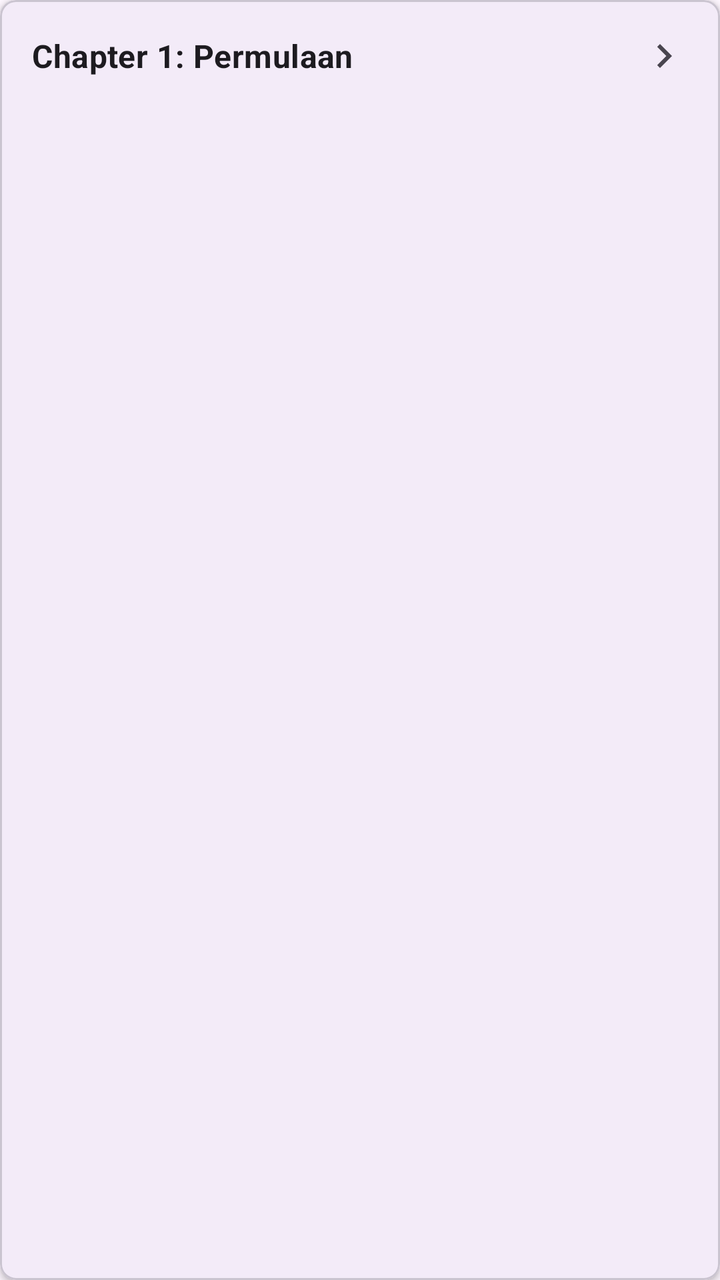
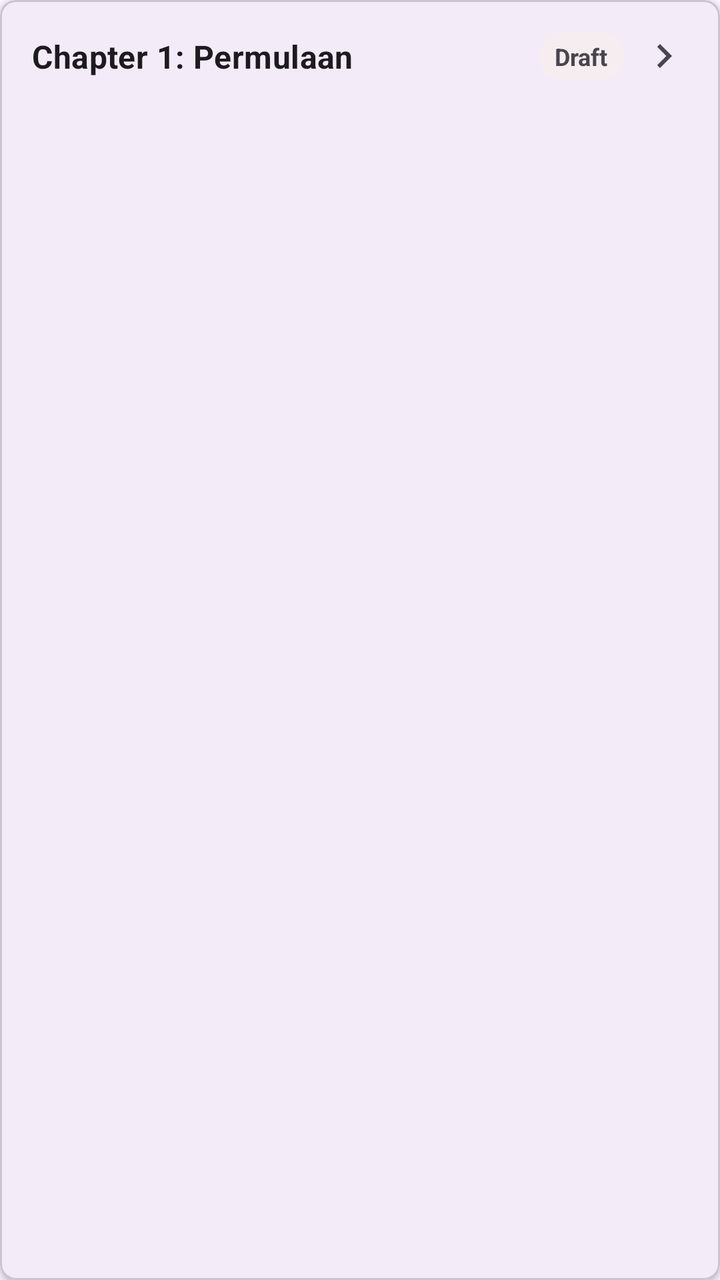

Compare the two renders of this Android layout. The source of the first and the diff that turns it into the second are given below.
<!-- AndroidManifest.xml: application theme Theme.MyKisah -->
<!-- res/layout/item_chapter.xml -->
<?xml version="1.0" encoding="utf-8"?>
<com.google.android.material.card.MaterialCardView
    xmlns:android="http://schemas.android.com/apk/res/android"
    android:layout_width="match_parent"
    android:layout_height="wrap_content"
    xmlns:app="http://schemas.android.com/apk/res-auto"
    android:layout_marginVertical="4dp"
    android:layout_marginHorizontal="8dp"
    app:cardCornerRadius="8dp"
    app:cardElevation="2dp">

    <LinearLayout
        android:layout_width="match_parent"
        android:layout_height="wrap_content"
        android:orientation="horizontal"
        android:padding="16dp"
        android:gravity="center_vertical">

        <TextView
            android:id="@+id/tv_chapter_title"
            android:layout_width="0dp"
            android:layout_height="wrap_content"
            android:layout_weight="1"
            android:text="Chapter 1: Permulaan"
            android:textAppearance="?attr/textAppearanceSubtitle1"
            android:textStyle="bold" />

        <ImageView
            android:layout_width="wrap_content"
            android:layout_height="wrap_content"
            android:src="@drawable/ic_baseline_chevron_right_24"
            app:tint="?attr/colorControlNormal"/>
    </LinearLayout>
</com.google.android.material.card.MaterialCardView>
<!-- resources referenced by this layout -->
<resources>
  <!-- drawable ic_baseline_chevron_right_24 (drawable) -->
  <vector xmlns:android="http://schemas.android.com/apk/res/android"
      android:width="24dp"
      android:height="24dp"
      android:viewportWidth="24"
      android:viewportHeight="24">
        
      <path android:fillColor="@android:color/white" android:pathData="M10,6L8.59,7.41 13.17,12l-4.58,4.59L10,18l6,-6z"/>
      
  </vector>
  <style name="Theme.MyKisah" parent="Base.Theme.MyKisah" />
  <style name="Base.Theme.MyKisah" parent="Theme.Material3.DayNight.NoActionBar">
          
          
      </style>
</resources>

<!-- the commit's change to res/layout/item_chapter.xml (unified diff, before → after) -->
@@ -25,6 +25,20 @@
             android:textAppearance="?attr/textAppearanceSubtitle1"
             android:textStyle="bold" />
 
+        <TextView
+            android:id="@+id/tv_chapter_status"
+            android:layout_width="wrap_content"
+            android:layout_height="wrap_content"
+            android:text="Draft"
+            android:textSize="12sp"
+            android:textStyle="bold"
+            android:paddingStart="8dp"
+            android:paddingEnd="8dp"
+            android:paddingTop="4dp"
+            android:paddingBottom="4dp"
+            android:background="@drawable/bg_chapter_status_draft"
+            android:layout_marginEnd="8dp" />
+
         <ImageView
             android:layout_width="wrap_content"
             android:layout_height="wrap_content"
<!-- resource entries referenced after the edit -->
@@ -1,5 +1,17 @@
 <!-- resources referenced by this layout -->
 <resources>
+  <!-- drawable bg_chapter_status_draft (drawable) -->
+  <?xml version="1.0" encoding="utf-8"?>
+  <shape xmlns:android="http://schemas.android.com/apk/res/android"
+      android:shape="rectangle">
+      <solid android:color="#33FFF3CD" />
+      <corners android:radius="12dp" />
+      <padding
+          android:left="10dp"
+          android:top="4dp"
+          android:right="10dp"
+          android:bottom="4dp" />
+  </shape>
   <!-- drawable ic_baseline_chevron_right_24 (drawable) -->
   <vector xmlns:android="http://schemas.android.com/apk/res/android"
       android:width="24dp"
